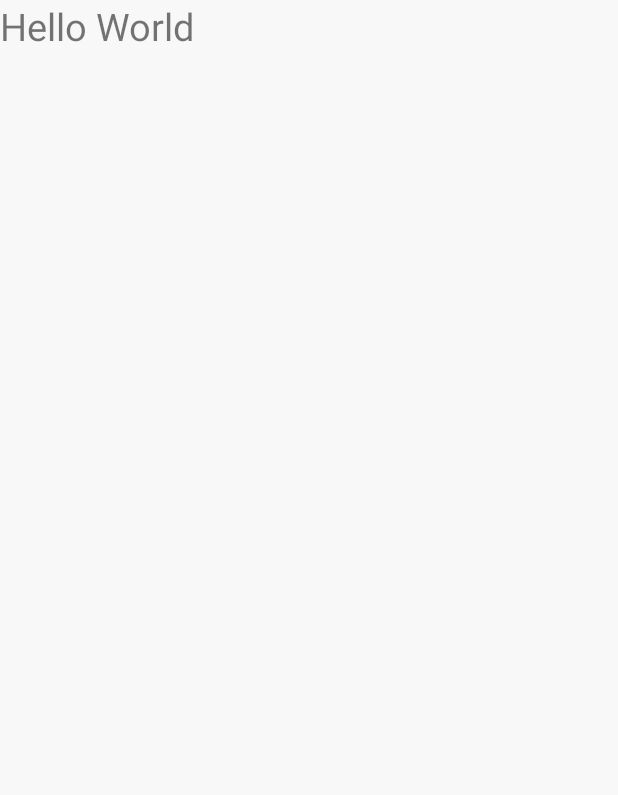
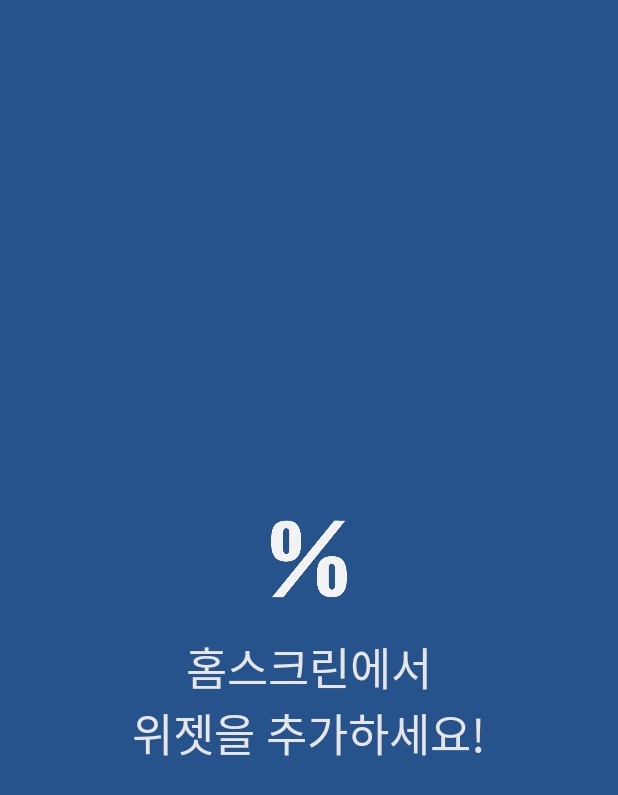
Before and after one commit to eun-seong/Percentify, an Android app: the screen it shows after launch (MainActivity), on a phone screen of 412 x 824 dp. Shown: the top 795 px of the screen. Run offline under Robolectric (Android 15) with nearby library versions, the light colour scheme and no system bars; our stand-ins replace AdMob.

Commit message:
first store

```diff
--- a/app/build.gradle
+++ b/app/build.gradle
@@ -5,7 +5,7 @@ android {
     buildToolsVersion "29.0.3"
     defaultConfig {
         applicationId "com.eun.percentify"
-        minSdkVersion 23
+        minSdkVersion 26
         targetSdkVersion 29
         versionCode 1
         versionName "1.0"
@@ -28,5 +28,5 @@ dependencies {
     androidTestImplementation 'androidx.test.espresso:espresso-core:3.2.0'
     implementation "androidx.core:core:1.2.0"
     implementation "androidx.recyclerview:recyclerview-selection:1.1.0-rc01"
-    implementation 'com.google.android.gms:play-services-ads:18.0.0'
+    implementation 'com.google.android.gms:play-services-ads:19.0.0'
 }
--- a/app/src/main/res/layout/activity_main.xml
+++ b/app/src/main/res/layout/activity_main.xml
@@ -1,15 +1,51 @@
 <?xml version="1.0" encoding="utf-8"?>
 <LinearLayout xmlns:android="http://schemas.android.com/apk/res/android"
     xmlns:tools="http://schemas.android.com/tools"
+    tools:context=".MainActivity"
+    android:background="@color/progressbar"
+    android:paddingTop="20dp"
+    android:paddingStart="20dp"
+    android:paddingEnd="20dp"
+    android:orientation="vertical"
     android:layout_width="match_parent"
     android:layout_height="match_parent"
-    android:orientation="vertical"
-    tools:context=".MainActivity"
-    android:background="@color/background"
     >
+    <ScrollView
+        android:layout_width="match_parent"
+        android:layout_height="0dp"
+        android:fillViewport="true"
+        android:layout_weight="1">
+        <LinearLayout
+            android:layout_width="match_parent"
+            android:layout_height="wrap_content"
+            android:gravity="center"
+            android:orientation="vertical">
+            <ImageView
+                android:layout_width="100dp"
+                android:layout_height="100dp"
+                android:layout_gravity="center"
+                android:src="@drawable/percentify_icon"/>
 
-    <TextView style="@style/titleStyle"
-        android:gravity="center"
-        android:text="Hello World"/>
+            <TextView
+                android:layout_width="match_parent"
+                android:layout_height="wrap_content"
+                android:layout_gravity="center"
+                android:gravity="center"
+                android:textColor="@color/theme0_background"
+                android:textSize="30sp"
+                android:text="홈스크린에서\n위젯을 추가하세요!"/>
 
+        </LinearLayout>
+    </ScrollView>
+
+    <com.google.android.gms.ads.AdView xmlns:ads="http://schemas.android.com/apk/res-auto"
+        android:id="@+id/adView"
+        ads:adSize="BANNER"
+        ads:adUnitId="@string/banner_ad_unit_id_for_test"
+        android:layout_width="match_parent"
+        android:layout_height="wrap_content"
+        android:layout_marginTop="10dp"
+        android:background="@color/progressbar"
+        android:backgroundTint="@color/progressbar"
+        />
 </LinearLayout>
--- a/app/src/main/res/layout/default_widget_configure.xml
+++ b/app/src/main/res/layout/default_widget_configure.xml
@@ -2,7 +2,9 @@
 <LinearLayout xmlns:android="http://schemas.android.com/apk/res/android"
     android:orientation="vertical" android:layout_width="match_parent"
     android:layout_height="match_parent"
-    android:padding="20dp"
+    android:paddingBottom="20dp"
+    android:paddingStart="20dp"
+    android:paddingEnd="20dp"
     android:windowTranslucentStatus="true"
     android:background="@color/background"
     >
@@ -12,7 +14,6 @@
         ads:adUnitId="@string/banner_ad_unit_id_for_test"
         android:layout_width="match_parent"
         android:layout_height="wrap_content"
-        android:layout_marginBottom="10dp"
         />
 
     <ScrollView
@@ -23,6 +24,7 @@
         android:gravity ="center"
         android:fillViewport="true"
         android:layout_marginBottom="10dp"
+        android:layout_marginTop="20dp"
         >
         <LinearLayout
             android:orientation="vertical"
--- a/app/src/main/res/xml/app_widget_info.xml
+++ b/app/src/main/res/xml/app_widget_info.xml
@@ -5,6 +5,7 @@
     android:minWidth="110dp"
     android:minHeight="40dp"
     android:resizeMode="horizontal"
+    android:previewImage="@drawable/default_appwidget_preview"
     android:updatePeriodMillis="1800000"
     android:widgetCategory="home_screen"
     android:configure="com.eun.percentify.DefaultWidgetConfigureActivity">
--- a/app/src/main/res/xml/count_widget_info.xml
+++ b/app/src/main/res/xml/count_widget_info.xml
@@ -5,7 +5,7 @@
     android:initialLayout="@layout/count_widget"
     android:minWidth="180dp"
     android:minHeight="40dp"
-    android:previewImage="@drawable/example_appwidget_preview"
+    android:previewImage="@drawable/count_appwidget_preview"
     android:resizeMode="horizontal"
     android:updatePeriodMillis="0"
     android:widgetCategory="home_screen">
```
Also changed, not shown: app/src/main/AndroidManifest.xml (+13 -12 lines), app/src/main/java/com/eun/percentify/CountWidgetConfigureActivity.java (+55 -2 lines), app/src/main/res/layout/count_widget_configure.xml (+7 -5 lines), app/src/main/res/drawable/count_appwidget_preview.png (added), app/src/main/res/drawable/default_appwidget_preview.png (added), app/src/main/res/drawable/percentify_icon.png (added), 1 other file.
